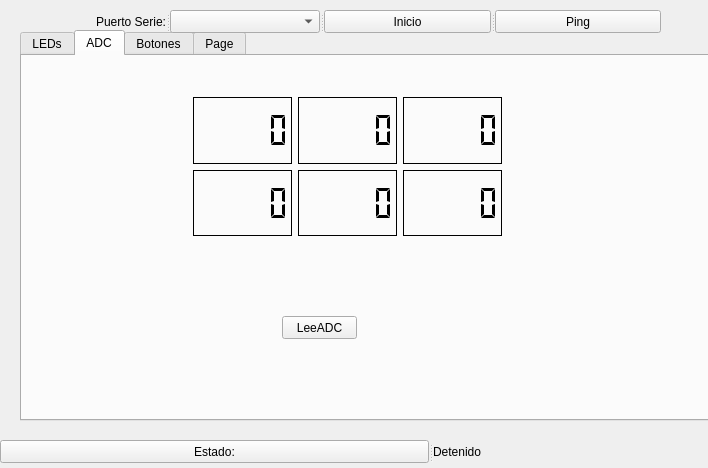
The window that mainusergui.ui (antonio-pr/gise-p1-qt-2020-antonio-pr) describes before a commit, drawn with Qt 5.
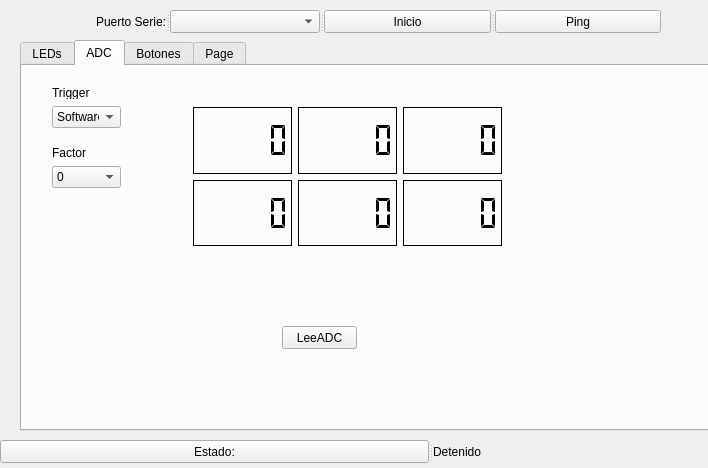
The same window after the commit. Custom widgets are drawn as their Qt base class.

Diff of the .ui file:
```diff
--- a/mainusergui.ui
+++ b/mainusergui.ui
@@ -17,7 +17,7 @@
    <property name="geometry">
     <rect>
      <x>20</x>
-     <y>30</y>
+     <y>40</y>
      <width>711</width>
      <height>391</height>
     </rect>
@@ -267,6 +267,97 @@
       </item>
      </layout>
     </widget>
+    <widget class="QComboBox" name="factor_promediado">
+     <property name="geometry">
+      <rect>
+       <x>30</x>
+       <y>100</y>
+       <width>69</width>
+       <height>22</height>
+      </rect>
+     </property>
+     <item>
+      <property name="text">
+       <string>0</string>
+      </property>
+     </item>
+     <item>
+      <property name="text">
+       <string>2</string>
+      </property>
+     </item>
+     <item>
+      <property name="text">
+       <string>4</string>
+      </property>
+     </item>
+     <item>
+      <property name="text">
+       <string>8</string>
+      </property>
+     </item>
+     <item>
+      <property name="text">
+       <string>16</string>
+      </property>
+     </item>
+    </widget>
+    <widget class="QLabel" name="label_5">
+     <property name="geometry">
+      <rect>
+       <x>30</x>
+       <y>80</y>
+       <width>47</width>
+       <height>13</height>
+      </rect>
+     </property>
+     <property name="text">
+      <string>Factor</string>
+     </property>
+    </widget>
+    <widget class="QComboBox" name="comboBox_3">
+     <property name="geometry">
+      <rect>
+       <x>30</x>
+       <y>40</y>
+       <width>69</width>
+       <height>22</height>
+      </rect>
+     </property>
+     <item>
+      <property name="text">
+       <string>Software</string>
+      </property>
+     </item>
+     <item>
+      <property name="text">
+       <string>GPIO (PF4)</string>
+      </property>
+     </item>
+     <item>
+      <property name="text">
+       <string>GPIO (PF0)</string>
+      </property>
+     </item>
+     <item>
+      <property name="text">
+       <string>Timer</string>
+      </property>
+     </item>
+    </widget>
+    <widget class="QLabel" name="label_6">
+     <property name="geometry">
+      <rect>
+       <x>30</x>
+       <y>20</y>
+       <width>47</width>
+       <height>13</height>
+      </rect>
+     </property>
+     <property name="text">
+      <string>Trigger</string>
+     </property>
+    </widget>
    </widget>
    <widget class="QWidget" name="tab_3">
     <attribute name="title">
```
Left out of the diff: 136 changed lines with no effect on the pictures.
